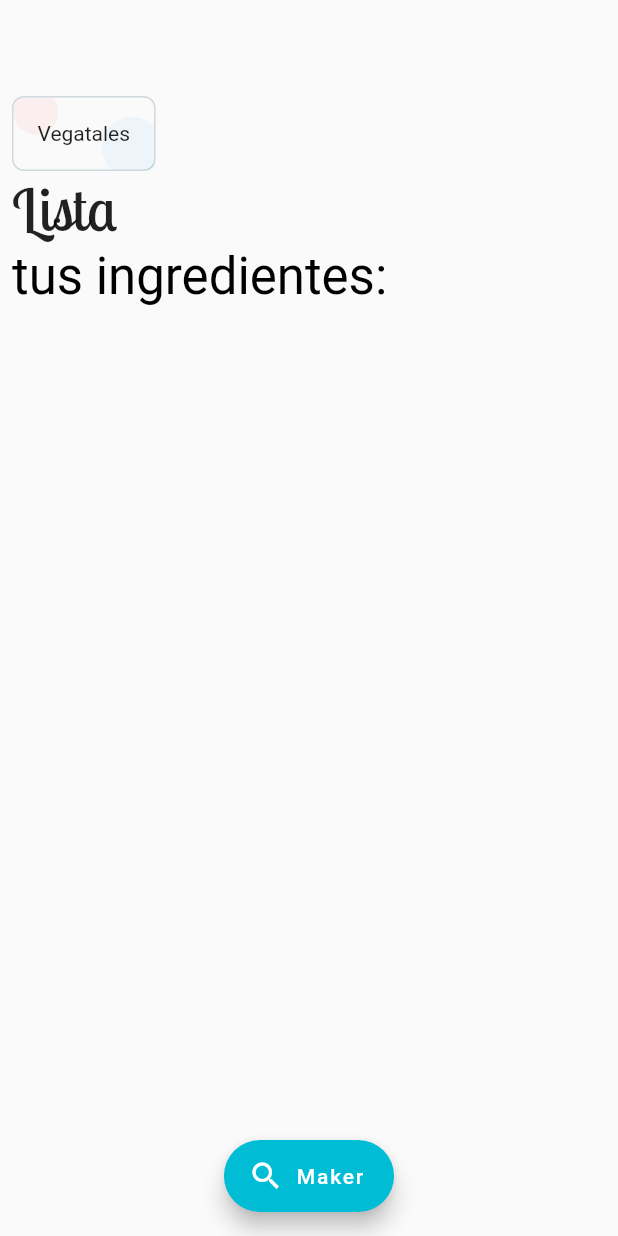
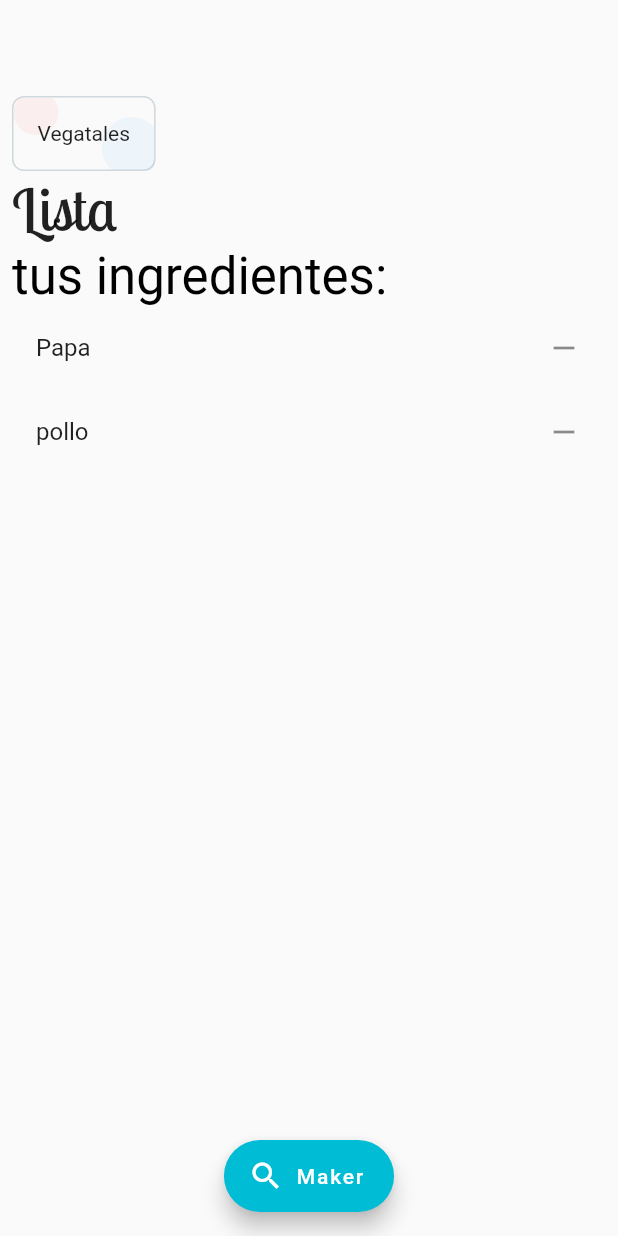
Before and after one commit to EdHuamani/foodie-maker, a Flutter app: the screen it shows after launch, on a phone screen of 412 x 824 dp. Run offline on Flutter 3.47's test engine with Material 2 defaults, Android fonts, the phone set to English and light mode, and no system bars; our stand-ins replace cloud_firestore, flutter_redux, redux; accounts and stored records are empty; statements that could not run were skipped.

Commit message:
impl mockup home_screen

```diff
--- a/lib/presentation/home_screen.dart
+++ b/lib/presentation/home_screen.dart
@@ -14,12 +14,25 @@ class HomeScreen extends StatelessWidget {
     );
   }
 
+  List getItems(context) {
+    return [
+      rowFilterByType(),
+      buildTitle(context),
+      ListTile(
+        title: Text("Papa"),
+        trailing: Icon(Icons.remove),
+      ),
+      ListTile(
+        title: Text("pollo"),
+        trailing: Icon(Icons.remove),
+      )
+    ];
+  }
+
   @override
   Widget build(BuildContext context) {
-    List items = [
-      rowFilterByType(),
-      buildTitle(context),
-    ];
+    // TODO: mockup only
+    List items = getItems(context);
     return Scaffold(
       appBar: AppBar(
         backgroundColor: Colors.transparent,
```
